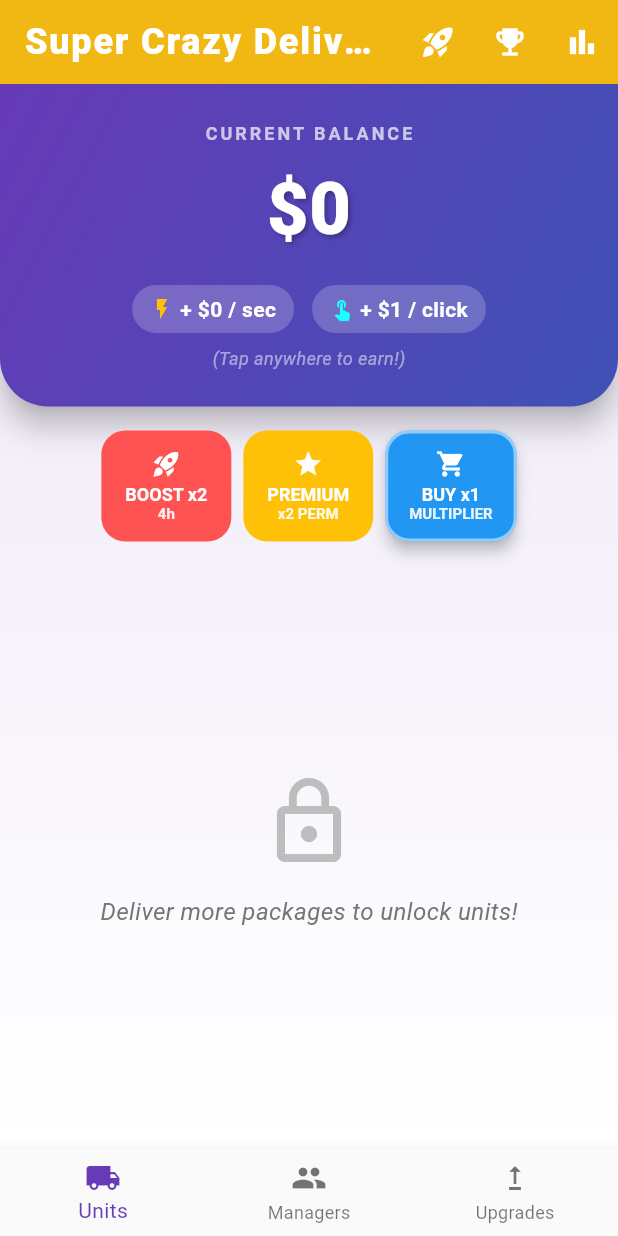
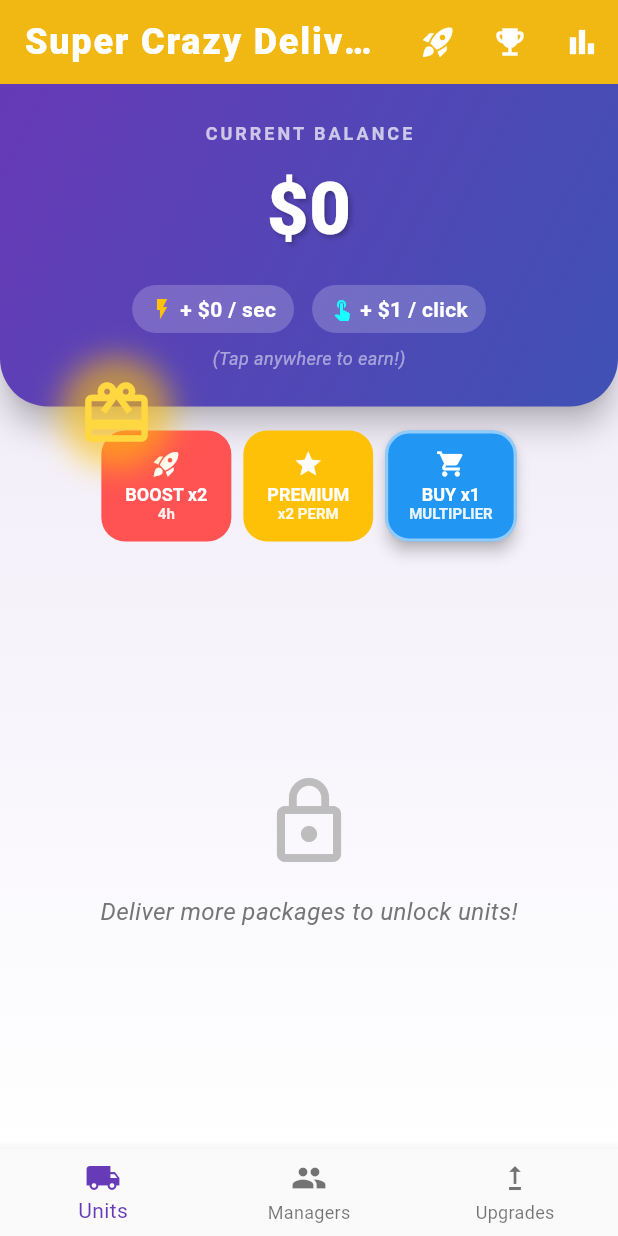
Before and after one commit to coins5/supercrazydeliveryinc, a Flutter app: the screen it shows after launch, on a phone screen of 412 x 824 dp. Run offline on Flutter 3.47's test engine with Material 3 defaults, Android fonts, the phone set to English and light mode, and no system bars; our stand-ins replace shared_preferences.

Commit message:
paquetes dorados

```diff
--- a/lib/screens/home_screen.dart
+++ b/lib/screens/home_screen.dart
@@ -9,6 +9,7 @@ import 'achievements_screen.dart';
 import '../data/offline_messages.dart';
 import 'dart:math';
 import 'prestige_screen.dart';
+import '../widgets/golden_package_widget.dart';
 
 class HomeScreen extends StatefulWidget {
   const HomeScreen({super.key});
@@ -207,7 +208,9 @@ class _HomeScreenState extends State<HomeScreen> {
               return gameState.money >= upgrade.cost && !upgrade.isPurchased;
             }).toList();
 
-            return Column(
+            return Stack(
+              children: [
+                Column(
                   children: [
                     // Dashboard
                     Material(
@@ -274,7 +277,9 @@ class _HomeScreenState extends State<HomeScreen> {
                                         vertical: 6,
                                       ),
                                       decoration: BoxDecoration(
-                                    color: Colors.white.withValues(alpha: .2),
+                                        color: Colors.white.withValues(
+                                          alpha: .2,
+                                        ),
                                         borderRadius: BorderRadius.circular(20),
                                       ),
                                       child: Row(
@@ -302,7 +307,9 @@ class _HomeScreenState extends State<HomeScreen> {
                                         vertical: 6,
                                       ),
                                       decoration: BoxDecoration(
-                                    color: Colors.white.withValues(alpha: .2),
+                                        color: Colors.white.withValues(
+                                          alpha: .2,
+                                        ),
                                         borderRadius: BorderRadius.circular(20),
                                       ),
                                       child: Row(
@@ -384,7 +391,9 @@ class _HomeScreenState extends State<HomeScreen> {
                               activeColor: Colors.amber,
                               inactiveColor: Colors.amber,
                               label: "PREMIUM",
-                          subLabel: gameState.isPremium ? "ACTIVE" : "x2 PERM",
+                              subLabel: gameState.isPremium
+                                  ? "ACTIVE"
+                                  : "x2 PERM",
                               icon: Icons.star,
                             ),
                             const SizedBox(width: 8),
@@ -410,7 +419,8 @@ class _HomeScreenState extends State<HomeScreen> {
                           ? (visibleUnits.isEmpty
                                 ? Center(
                                     child: Column(
-                                  mainAxisAlignment: MainAxisAlignment.center,
+                                      mainAxisAlignment:
+                                          MainAxisAlignment.center,
                                       children: [
                                         Icon(
                                           Icons.lock_outline,
@@ -434,7 +444,9 @@ class _HomeScreenState extends State<HomeScreen> {
                                     itemCount: visibleUnits.length,
                                     itemBuilder: (context, index) {
                                       final unit = visibleUnits[index];
-                                  final buyInfo = gameState.getBuyInfo(unit);
+                                      final buyInfo = gameState.getBuyInfo(
+                                        unit,
+                                      );
                                       return UnitCard(
                                         unit: unit,
                                         canAfford:
@@ -464,7 +476,8 @@ class _HomeScreenState extends State<HomeScreen> {
                           : (visibleUpgrades.isEmpty
                                 ? Center(
                                     child: Column(
-                                  mainAxisAlignment: MainAxisAlignment.center,
+                                      mainAxisAlignment:
+                                          MainAxisAlignment.center,
                                       children: [
                                         Icon(
                                           Icons.lock_outline,
@@ -490,13 +503,19 @@ class _HomeScreenState extends State<HomeScreen> {
                                       final upgrade = visibleUpgrades[index];
                                       return UpgradeCard(
                                         upgrade: upgrade,
-                                    canAfford: gameState.money >= upgrade.cost,
-                                    onBuy: () => gameState.buyUpgrade(upgrade),
+                                        canAfford:
+                                            gameState.money >= upgrade.cost,
+                                        onBuy: () =>
+                                            gameState.buyUpgrade(upgrade),
                                         formatNumber: gameState.formatNumber,
                                       );
                                     },
                                   )),
                     ),
+                  ],
+                ),
+                // Overlays
+                const GoldenPackageWidget(),
               ],
             );
           },
--- /dev/null
+++ b/lib/widgets/golden_package_widget.dart
@@ -0,0 +1,113 @@
+import 'package:flutter/material.dart';
+import 'package:provider/provider.dart';
+import '../models/game_state.dart';
+
+class GoldenPackageWidget extends StatefulWidget {
+  const GoldenPackageWidget({super.key});
+
+  @override
+  State<GoldenPackageWidget> createState() => _GoldenPackageWidgetState();
+}
+
+class _GoldenPackageWidgetState extends State<GoldenPackageWidget>
+    with SingleTickerProviderStateMixin {
+  late AnimationController _controller;
+  late Animation<double> _scaleAnimation;
+
+  @override
+  void initState() {
+    super.initState();
+    _controller = AnimationController(
+      duration: const Duration(milliseconds: 1000),
+      vsync: this,
+    )..repeat(reverse: true);
+
+    _scaleAnimation = Tween<double>(
+      begin: 0.8,
+      end: 1.2,
+    ).animate(CurvedAnimation(parent: _controller, curve: Curves.easeInOut));
+  }
+
+  @override
+  void dispose() {
+    _controller.dispose();
+    super.dispose();
+  }
+
+  @override
+  Widget build(BuildContext context) {
+    return Consumer<GameState>(
+      builder: (context, gameState, child) {
+        if (!gameState.goldenPackageActive) return const SizedBox.shrink();
+
+        // Convert relative coordinates (0.0-1.0) to screen coordinates
+        final size = MediaQuery.of(context).size;
+        final left = gameState.goldenPackageX * size.width;
+        final top = gameState.goldenPackageY * size.height;
+
+        return Positioned(
+          left: left - 40, // Center the 80x80 widget
+          top: top - 40,
+          child: GestureDetector(
+            onTap: () {
+              final message = gameState.clickGoldenPackage();
+              _showRewardDialog(context, message);
+            },
+            child: AnimatedBuilder(
+              animation: _scaleAnimation,
+              builder: (context, child) {
+                return Transform.scale(
+                  scale: _scaleAnimation.value,
+                  child: Container(
+                    width: 80,
+                    height: 80,
+                    decoration: BoxDecoration(
+                      shape: BoxShape.circle,
+                      boxShadow: [
+                        BoxShadow(
+                          color: Colors.amber.withValues(alpha: 0.6),
+                          blurRadius: 20,
+                          spreadRadius: 5,
+                        ),
+                      ],
+                    ),
+                    child: const Icon(
+                      Icons.card_giftcard,
+                      color: Colors.amberAccent,
+                      size: 60,
+                    ),
+                  ),
+                );
+              },
+            ),
+          ),
+        );
+      },
+    );
+  }
+
+  void _showRewardDialog(BuildContext context, String message) {
+    showDialog(
+      context: context,
+      builder: (context) => AlertDialog(
+        backgroundColor: Colors.amber[50],
+        title: const Text(
+          'GOLDEN PACKAGE!',
+          textAlign: TextAlign.center,
+          style: TextStyle(color: Colors.orange, fontWeight: FontWeight.bold),
+        ),
+        content: Text(
+          message,
+          textAlign: TextAlign.center,
+          style: const TextStyle(fontSize: 18, fontWeight: FontWeight.bold),
+        ),
+        actions: [
+          TextButton(
+            onPressed: () => Navigator.pop(context),
+            child: const Text('AWESOME!'),
+          ),
+        ],
+      ),
+    );
+  }
+}
```
Also changed, not shown: lib/models/game_state.dart (+81 -0 lines). Lines whose indentation alone changed are shown as unchanged.
